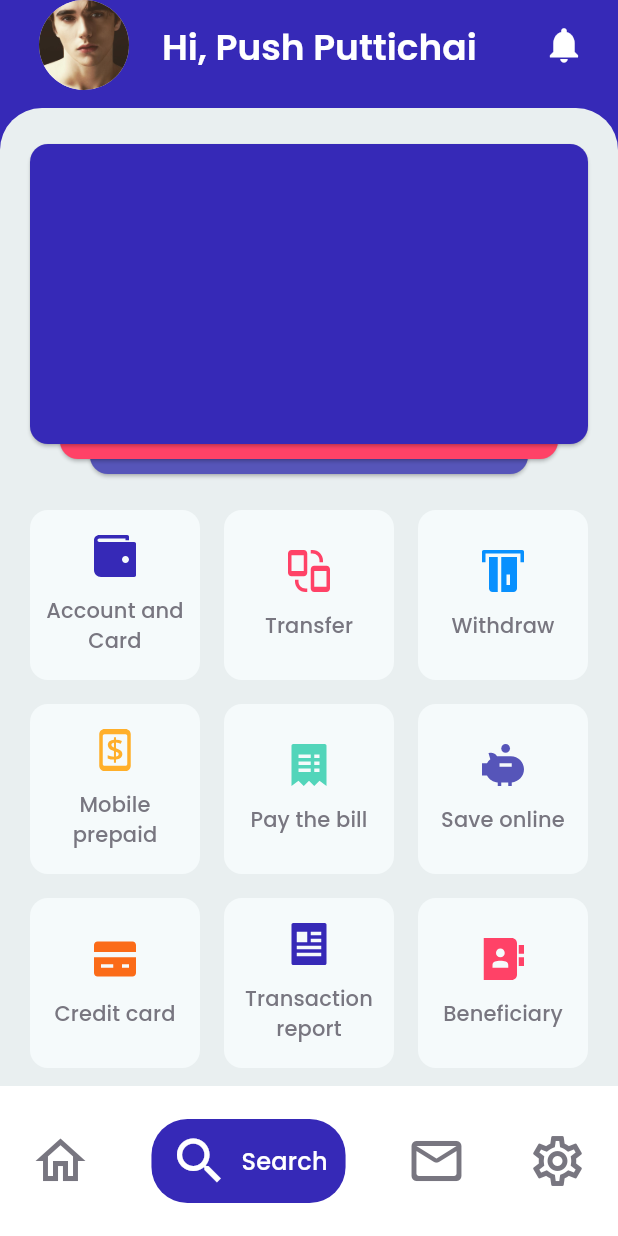
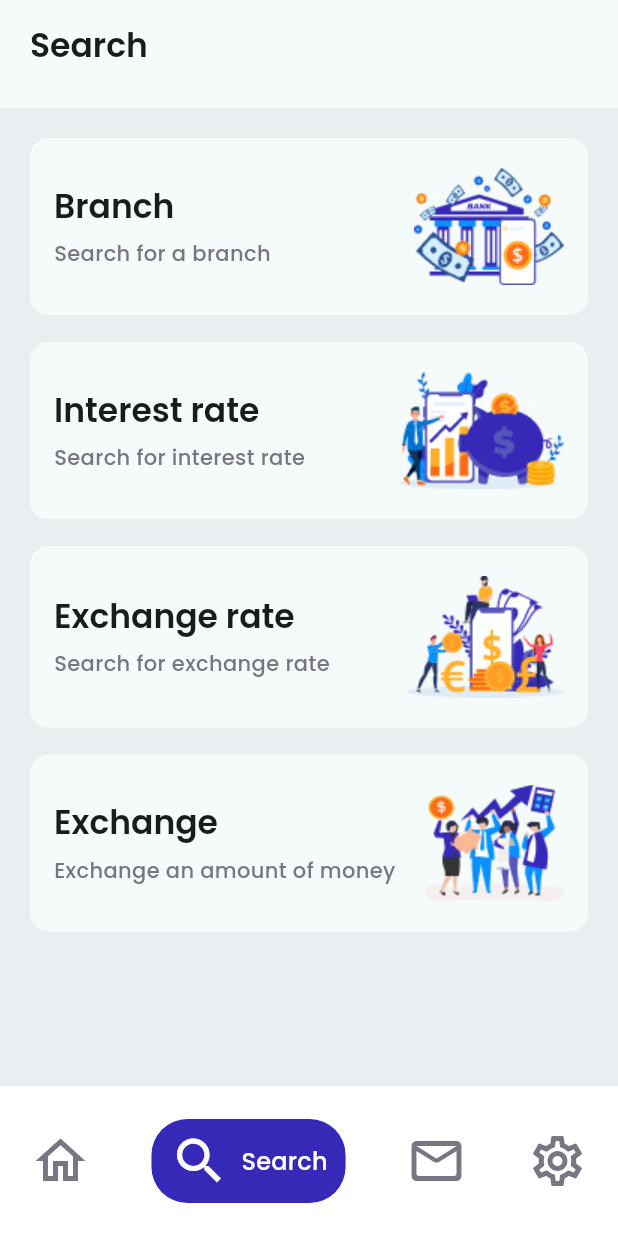
Before and after one commit to AAndoniriana/ibank_flutter, a Flutter app: the HomeScreen screen opened directly, item 2 of the bottom bar chosen, on a phone screen of 412 x 824 dp. Run offline on Flutter 3.47's test engine with Material 3 defaults, Android fonts, the phone set to English and light mode, and no system bars; our stand-ins replace flutter_bloc, flutter_svg, google_fonts.

Commit message:
Implement search screen

```diff
--- a/lib/core/ui/components/navbar/ibank_navigation_bar.dart
+++ b/lib/core/ui/components/navbar/ibank_navigation_bar.dart
@@ -3,7 +3,9 @@ import 'package:flutter_bloc/flutter_bloc.dart';
 import 'package:ibank/core/ui/components/navbar/navbar_cubit.dart';
 
 class IBankNavigationBar extends StatelessWidget {
-  const IBankNavigationBar({super.key});
+  const IBankNavigationBar({super.key, this.onDestinationSelected});
+
+  final void Function(int)? onDestinationSelected;
 
   @override
   Widget build(BuildContext context) {
@@ -23,6 +25,7 @@ class IBankNavigationBar extends StatelessWidget {
                   GestureDetector(
                     onTap: () {
                       BlocProvider.of<NavbarCubit>(context).changeIndex(index);
+                      onDestinationSelected?.call(index);
                     },
                     child: _NavigationItem(
                       icon: Icon(
--- a/lib/core/ui/components/navbar/navbar_state.dart
+++ b/lib/core/ui/components/navbar/navbar_state.dart
@@ -47,8 +47,3 @@ class NavigationItemModel {
   final IconData selectedIcon;
   final String label;
 }
-
-@immutable
-sealed class NavbarState {}
-
-final class NavbarInitial extends NavbarState {}
--- /dev/null
+++ b/lib/home/components/dashboard/dashboard.dart
@@ -0,0 +1,166 @@
+import 'package:flutter/material.dart';
+import 'package:flutter_svg/svg.dart';
+import 'package:ibank/core/ui/components/credit_card.dart';
+import 'package:ibank/core/ui/design_system/ibank_app_bar.dart';
+import 'package:ibank/home/components/card_menu.dart';
+
+class DashboardAppBar extends StatelessWidget implements PreferredSizeWidget {
+  const DashboardAppBar({super.key});
+
+  @override
+  Widget build(BuildContext context) {
+    var colorScheme = Theme.of(context).colorScheme;
+    var textTheme = Theme.of(context).textTheme;
+    return IBankAppBar(
+      backgroundColor: colorScheme.primary,
+      content: Padding(
+        padding: const EdgeInsets.symmetric(vertical: 16.0, horizontal: 8.0),
+        child: Text(
+          'Hi, Push Puttichai',
+          style: textTheme.titleLarge?.copyWith(
+            fontSize: 24,
+            color: Colors.white,
+            fontWeight: FontWeight.w600,
+          ),
+        ),
+      ),
+      leading: CircleAvatar(
+        foregroundImage: Image.asset('assets/images/default_avatar.png').image,
+        radius: 44,
+      ),
+      trailing: IconButton(
+        onPressed: () {},
+        icon: Icon(Icons.notifications, color: Colors.white, size: 28),
+      ),
+    );
+  }
+
+  @override
+  Size get preferredSize => Size.fromHeight(kToolbarHeight + 16);
+}
+
+class Dashboard extends StatefulWidget {
+  const Dashboard({super.key});
+
+  @override
+  State<Dashboard> createState() => _DashboardState();
+}
+
+class _DashboardState extends State<Dashboard> {
+  final List<Color> _cards = [
+    const Color(0xFF3629B7),
+    const Color(0xFFFF4267),
+    const Color(0xFF5655B9),
+  ];
+
+  @override
+  Widget build(BuildContext context) {
+    var colorScheme = Theme.of(context).colorScheme;
+
+    return Container(
+      width: double.infinity,
+      height: double.infinity,
+      decoration: BoxDecoration(
+        color: colorScheme.surfaceContainer,
+        borderRadius: BorderRadius.only(
+          topLeft: Radius.circular(28),
+          topRight: Radius.circular(28),
+        ),
+      ),
+      child: Padding(
+        padding: const EdgeInsets.only(top: 20.0, left: 16.0, right: 16.0),
+        child: Column(
+          spacing: 4,
+          children: [
+            SizedBox(
+              height: 240,
+              child: Stack(
+                alignment: Alignment.center,
+                children: _cards
+                    .asMap()
+                    .entries
+                    .map((entry) {
+                      int index = entry.key;
+                      double verticalOffset = index * 10.0;
+                      double horizontalOffset = index * 20.0;
+                      return AnimatedPositioned(
+                        duration: const Duration(milliseconds: 200),
+                        top: verticalOffset,
+                        left: horizontalOffset,
+                        right: horizontalOffset,
+                        child: Dismissible(
+                          key: UniqueKey(),
+                          direction: DismissDirection.up,
+                          onDismissed: (direction) {
+                            setState(() {
+                              final dismissedCard = _cards.removeAt(index);
+                              _cards.add(dismissedCard);
+                            });
+                          },
+                          child: CreditCard(backgroundColor: entry.value),
+                        ),
+                      );
+                    })
+                    .toList()
+                    .reversed
+                    .toList(),
+              ),
+            ),
+            Expanded(
+              child: GridView.count(
+                physics: const NeverScrollableScrollPhysics(),
+                shrinkWrap: true,
+                crossAxisCount: 3,
+                mainAxisSpacing: 8.0,
+                crossAxisSpacing: 8.0,
+                children: menus,
+              ),
+            ),
+          ],
+        ),
+      ),
+    );
+  }
+}
+
+final List<CardMenu> menus = [
+  CardMenu(
+    label: 'Account and Card',
+    icon: SvgPicture.asset('assets/icons/wallet.svg'),
+  ),
+  CardMenu(
+    label: 'Transfer',
+    icon: SvgPicture.asset('assets/icons/sync_devices.svg'),
+  ),
+  CardMenu(
+    label: 'Withdraw',
+    icon: SvgPicture.asset('assets/icons/credit_card_in.svg'),
+  ),
+  CardMenu(
+    label: 'Mobile prepaid',
+    icon: SvgPicture.asset('assets/icons/mobile_banking.svg'),
+  ),
+  CardMenu(
+    label: 'Pay the bill',
+    icon: SvgPicture.asset('assets/icons/receipt_list.svg'),
+  ),
+  CardMenu(
+    label: 'Save online',
+    icon: SvgPicture.asset('assets/icons/pig.svg'),
+  ),
+  CardMenu(
+    label: 'Credit card',
+    icon: SvgPicture.asset(
+      'assets/icons/credit-card.svg',
+      colorFilter: ColorFilter.mode(const Color(0xFFFB6B18), BlendMode.srcIn),
+    ),
+  ),
+  CardMenu(
+    label: 'Transaction report',
+    icon: SvgPicture.asset('assets/icons/file_paragraph.svg'),
+  ),
+  CardMenu(
+    label: 'Beneficiary',
+    icon: SvgPicture.asset('assets/icons/contacts.svg'),
+  ),
+];
--- /dev/null
+++ b/lib/home/components/search.dart
@@ -0,0 +1,124 @@
+import 'package:flutter/material.dart';
+import 'package:ibank/core/ui/design_system/ibank_app_bar.dart';
+
+class SearchAppBar extends StatelessWidget implements PreferredSizeWidget {
+  const SearchAppBar({super.key});
+
+  @override
+  Widget build(BuildContext context) {
+    var colorScheme = Theme.of(context).colorScheme;
+    var textTheme = Theme.of(context).textTheme;
+
+    return IBankAppBar(
+      content: Padding(
+        padding: const EdgeInsets.symmetric(horizontal: 8.0, vertical: 16.0),
+        child: Text(
+          'Search',
+          style: textTheme.titleLarge?.copyWith(fontWeight: FontWeight.w600),
+        ),
+      ),
+      backgroundColor: colorScheme.surface,
+    );
+  }
+
+  @override
+  Size get preferredSize => Size.fromHeight(kToolbarHeight + 16);
+}
+
+class Search extends StatelessWidget {
+  const Search({super.key});
+
+  @override
+  Widget build(BuildContext context) {
+    return SizedBox(
+      width: double.infinity,
+      child: Padding(
+        padding: const EdgeInsets.symmetric(horizontal: 16.0, vertical: 16.0),
+        child: Column(
+          spacing: 10.0,
+          children: [
+            _SearchCard(
+              title: 'Branch',
+              description: 'Search for a branch',
+              imagePath: 'assets/images/bank.png',
+              onTap: () {},
+            ),
+            _SearchCard(
+              title: 'Interest rate',
+              description: 'Search for interest rate',
+              imagePath: 'assets/images/interest_rate.png',
+              onTap: () {},
+            ),
+            _SearchCard(
+              title: 'Exchange rate',
+              description: 'Search for exchange rate',
+              imagePath: 'assets/images/exchange_rate.png',
+              onTap: () {},
+            ),
+            _SearchCard(
+              title: 'Exchange',
+              description: 'Exchange an amount of money',
+              imagePath: 'assets/images/exchange.png',
+              onTap: () {},
+            ),
+          ],
+        ),
+      ),
+    );
+  }
+}
+
+class _SearchCard extends StatelessWidget {
+  const _SearchCard({
+    required this.title,
+    required this.description,
+    required this.imagePath,
+    required this.onTap,
+  });
+
+  final String title;
+  final String description;
+  final String imagePath;
+  final void Function() onTap;
+
+  @override
+  Widget build(BuildContext context) {
+    var textTheme = Theme.of(context).textTheme;
+    var colorScheme = Theme.of(context).colorScheme;
+    return GestureDetector(
+      onTap: onTap,
+      child: Card(
+        color: colorScheme.surface,
+        elevation: 0,
+        child: Padding(
+          padding: const EdgeInsets.symmetric(horizontal: 16.0, vertical: 20.0),
+          child: Row(
+            children: [
+              Column(
+                crossAxisAlignment: CrossAxisAlignment.start,
+                spacing: 8.0,
+                children: [
+                  Text(
+                    title,
+                    style: textTheme.titleLarge?.copyWith(
+                      fontWeight: FontWeight.w600,
+                    ),
+                  ),
+                  Text(
+                    description,
+                    style: textTheme.bodyMedium?.copyWith(
+                      color: colorScheme.outline,
+                      fontWeight: FontWeight.w500,
+                    ),
+                  ),
+                ],
+              ),
+              const Spacer(),
+              Image.asset(imagePath, fit: BoxFit.cover),
+            ],
+          ),
+        ),
+      ),
+    );
+  }
+}
--- a/lib/home/home_screen.dart
+++ b/lib/home/home_screen.dart
@@ -1,9 +1,8 @@
 import 'package:flutter/material.dart';
-import 'package:flutter_svg/svg.dart';
-import 'package:ibank/core/ui/components/credit_card.dart';
 import 'package:ibank/core/ui/components/navbar/ibank_navigation_bar.dart';
-import 'package:ibank/core/ui/design_system/ibank_app_bar.dart';
-import 'package:ibank/home/components/card_menu.dart';
+import 'package:ibank/home/components/dashboard/dashboard.dart';
+import 'package:ibank/home/components/search.dart';
+import 'package:ibank/home/models/home_screen_model.dart';
 
 class HomeScreen extends StatefulWidget {
   const HomeScreen({super.key});
@@ -13,148 +12,35 @@ class HomeScreen extends StatefulWidget {
 }
 
 class _HomeScreenState extends State<HomeScreen> {
-  final List<Color> _cards = [
-    const Color(0xFF3629B7),
-    const Color(0xFFFF4267),
-    const Color(0xFF5655B9),
-  ];
+  int _currentIndex = 0;
 
   @override
   Widget build(BuildContext context) {
     var colorScheme = Theme.of(context).colorScheme;
-    var textTheme = Theme.of(context).textTheme;
+    final List<HomeScreenModel> destinations = [
+      HomeScreenModel(
+        appBar: DashboardAppBar(),
+        body: Dashboard(),
+        backgroundColor: colorScheme.primary,
+      ),
+      HomeScreenModel(
+        appBar: const SearchAppBar(),
+        body: const Search(),
+        backgroundColor: colorScheme.surfaceContainer,
+      ),
+    ];
+
     return Scaffold(
-      backgroundColor: colorScheme.primary,
-      appBar: IBankAppBar(
-        backgroundColor: colorScheme.primary,
-        content: Padding(
-          padding: const EdgeInsets.symmetric(vertical: 16.0, horizontal: 8.0),
-          child: Text(
-            'Hi, Push Puttichai',
-            style: textTheme.titleLarge?.copyWith(
-              fontSize: 24,
-              color: Colors.white,
-              fontWeight: FontWeight.w600,
-            ),
-          ),
-        ),
-        leading: CircleAvatar(
-          foregroundImage: Image.asset(
-            'assets/images/default_avatar.png',
-          ).image,
-          radius: 44,
-        ),
-        trailing: IconButton(
-          onPressed: () {},
-          icon: Icon(Icons.notifications, color: Colors.white, size: 28),
-        ),
+      backgroundColor: destinations[_currentIndex].backgroundColor,
+      appBar: destinations[_currentIndex].appBar,
+      body: destinations[_currentIndex].body,
+      bottomNavigationBar: IBankNavigationBar(
+        onDestinationSelected: (index) {
+          setState(() {
+            _currentIndex = index;
+          });
+        },
       ),
-      body: Container(
-        width: double.infinity,
-        height: double.infinity,
-        decoration: BoxDecoration(
-          color: colorScheme.surfaceContainer,
-          borderRadius: BorderRadius.only(
-            topLeft: Radius.circular(28),
-            topRight: Radius.circular(28),
-          ),
-        ),
-        child: Padding(
-          padding: const EdgeInsets.only(top: 20.0, left: 16.0, right: 16.0),
-          child: Column(
-            spacing: 4,
-            children: [
-              SizedBox(
-                height: 240,
-                child: Stack(
-                  alignment: Alignment.center,
-                  children: _cards
-                      .asMap()
-                      .entries
-                      .map((entry) {
-                        int index = entry.key;
-                        double verticalOffset = index * 10.0;
-                        double horizontalOffset = index * 20.0;
-                        return AnimatedPositioned(
-                          duration: const Duration(milliseconds: 200),
-                          top: verticalOffset,
-                          left: horizontalOffset,
-                          right: horizontalOffset,
-                          child: Dismissible(
-                            key: UniqueKey(),
-                            direction: DismissDirection.up,
-                            onDismissed: (direction) {
-                              setState(() {
-                                final dismissedCard = _cards.removeAt(index);
-                                _cards.add(dismissedCard);
-                              });
-                            },
-                            child: CreditCard(backgroundColor: entry.value),
-                          ),
-                        );
-                      })
-                      .toList()
-                      .reversed
-                      .toList(),
-                ),
-              ),
-              Expanded(
-                child: GridView.count(
-                  physics: const NeverScrollableScrollPhysics(),
-                  shrinkWrap: true,
-                  crossAxisCount: 3,
-                  mainAxisSpacing: 8.0,
-                  crossAxisSpacing: 8.0,
-                  children: menus,
-                ),
-              ),
-            ],
-          ),
-        ),
-      ),
-      bottomNavigationBar: const IBankNavigationBar(),
     );
   }
 }
-
-final List<CardMenu> menus = [
-  CardMenu(
-    label: 'Account and Card',
-    icon: SvgPicture.asset('assets/icons/wallet.svg'),
-  ),
-  CardMenu(
-    label: 'Transfer',
-    icon: SvgPicture.asset('assets/icons/sync_devices.svg'),
-  ),
-  CardMenu(
-    label: 'Withdraw',
-    icon: SvgPicture.asset('assets/icons/credit_card_in.svg'),
-  ),
-  CardMenu(
-    label: 'Mobile prepaid',
-    icon: SvgPicture.asset('assets/icons/mobile_banking.svg'),
-  ),
-  CardMenu(
-    label: 'Pay the bill',
-    icon: SvgPicture.asset('assets/icons/receipt_list.svg'),
-  ),
-  CardMenu(
-    label: 'Save online',
-    icon: SvgPicture.asset('assets/icons/pig.svg'),
-  ),
-  CardMenu(
-    label: 'Credit card',
-    icon: SvgPicture.asset(
-      'assets/icons/credit-card.svg',
-      colorFilter: ColorFilter.mode(const Color(0xFFFB6B18), BlendMode.srcIn),
-    ),
-  ),
-  CardMenu(
-    label: 'Transaction report',
-    icon: SvgPicture.asset('assets/icons/file_paragraph.svg'),
-  ),
-  CardMenu(
-    label: 'Beneficiary',
-    icon: SvgPicture.asset('assets/icons/contacts.svg'),
-  ),
-];
--- /dev/null
+++ b/lib/home/models/home_screen_model.dart
@@ -0,0 +1,9 @@
+import 'package:flutter/material.dart';
+
+class HomeScreenModel {
+  const HomeScreenModel({this.backgroundColor, this.appBar, this.body});
+
+  final Color? backgroundColor;
+  final PreferredSizeWidget? appBar;
+  final Widget? body;
+}
```
Also changed, not shown: assets/images/bank.png (added), assets/images/exchange.png (added), assets/images/exchange_rate.png (added), assets/images/interest_rate.png (added).
